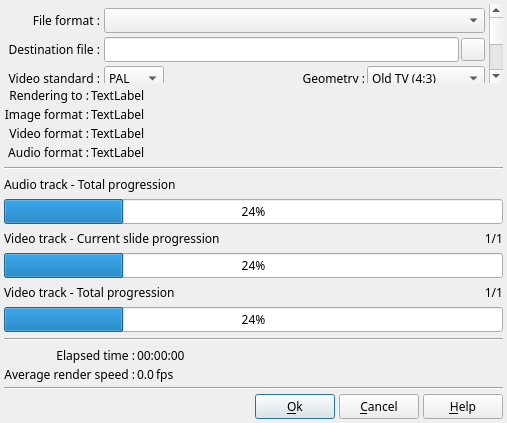
First picture: the form in DlgRenderVideo.ui, repository boenki/ffdiaporama, before the edit.
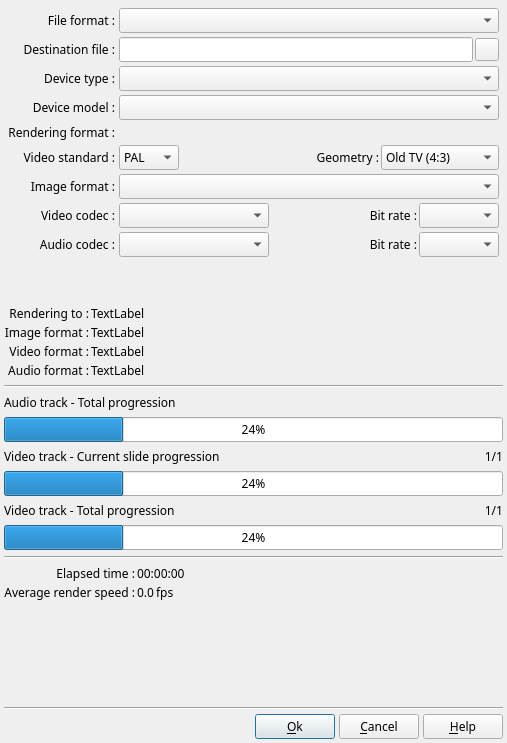
Second picture: the form after the edit. Icons and pictures are not drawn.

```diff
--- a/DlgRenderVideo.ui
+++ b/DlgRenderVideo.ui
@@ -7,7 +7,7 @@
     <x>0</x>
     <y>0</y>
     <width>507</width>
-    <height>423</height>
+    <height>743</height>
    </rect>
   </property>
   <property name="sizePolicy">
@@ -45,8 +45,8 @@
        <rect>
         <x>0</x>
         <y>0</y>
-        <width>483</width>
-        <height>188</height>
+        <width>499</width>
+        <height>309</height>
        </rect>
       </property>
       <layout class="QGridLayout" name="gridLayout_2">
@@ -56,8 +56,8 @@
        <property name="spacing">
         <number>4</number>
        </property>
-       <item row="6" column="0">
-        <widget class="QLabel" name="label_19">
+       <item row="10" column="0">
+        <widget class="QLabel" name="ImageSizeLabel">
          <property name="text">
           <string>Image format :</string>
          </property>
@@ -66,7 +66,7 @@
          </property>
         </widget>
        </item>
-       <item row="3" column="0">
+       <item row="4" column="0">
         <widget class="QLabel" name="label">
          <property name="text">
           <string>Destination file :</string>
@@ -76,7 +76,7 @@
          </property>
         </widget>
        </item>
-       <item row="3" column="1">
+       <item row="4" column="1">
         <layout class="QHBoxLayout" name="horizontalLayout">
          <property name="spacing">
           <number>2</number>
@@ -100,8 +100,8 @@
          </item>
         </layout>
        </item>
-       <item row="4" column="0">
-        <widget class="QLabel" name="label_20">
+       <item row="8" column="0">
+        <widget class="QLabel" name="StandardLabel">
          <property name="text">
           <string>Video standard :</string>
          </property>
@@ -110,7 +110,7 @@
          </property>
         </widget>
        </item>
-       <item row="4" column="1">
+       <item row="8" column="1">
         <layout class="QHBoxLayout" name="horizontalLayout_7">
          <property name="spacing">
           <number>2</number>
@@ -169,7 +169,7 @@
          </item>
         </layout>
        </item>
-       <item row="6" column="1">
+       <item row="10" column="1">
         <layout class="QHBoxLayout" name="horizontalLayout_6">
          <property name="spacing">
           <number>2</number>
@@ -183,7 +183,7 @@
          </item>
         </layout>
        </item>
-       <item row="8" column="1">
+       <item row="12" column="1">
         <layout class="QHBoxLayout" name="horizontalLayout_8">
          <property name="spacing">
           <number>2</number>
@@ -232,7 +232,7 @@
          </item>
         </layout>
        </item>
-       <item row="11" column="1">
+       <item row="15" column="1">
         <layout class="QHBoxLayout" name="horizontalLayout_9">
          <property name="spacing">
           <number>2</number>
@@ -295,8 +295,8 @@
          </property>
         </widget>
        </item>
-       <item row="11" column="0">
-        <widget class="QLabel" name="label_3">
+       <item row="15" column="0">
+        <widget class="QLabel" name="AudioFormatLabel">
          <property name="text">
           <string>Audio codec :</string>
          </property>
@@ -305,8 +305,8 @@
          </property>
         </widget>
        </item>
-       <item row="8" column="0">
-        <widget class="QLabel" name="label_2">
+       <item row="12" column="0">
+        <widget class="QLabel" name="VideoFormatLabel">
          <property name="text">
           <string>Video codec :</string>
          </property>
@@ -315,6 +315,62 @@
          </property>
         </widget>
        </item>
+       <item row="6" column="1">
+        <widget class="QComboBox" name="DeviceModelCB"/>
+       </item>
+       <item row="6" column="0">
+        <widget class="QLabel" name="DeviceModelLabel">
+         <property name="text">
+          <string>Device model :</string>
+         </property>
+         <property name="alignment">
+          <set>Qt::AlignRight|Qt::AlignTrailing|Qt::AlignVCenter</set>
+         </property>
+        </widget>
+       </item>
+       <item row="5" column="0">
+        <widget class="QLabel" name="DeviceTypeLabel">
+         <property name="text">
+          <string>Device type :</string>
+         </property>
+         <property name="alignment">
+          <set>Qt::AlignRight|Qt::AlignTrailing|Qt::AlignVCenter</set>
+         </property>
+        </widget>
+       </item>
+       <item row="5" column="1">
+        <widget class="QComboBox" name="DeviceTypeCB"/>
+       </item>
+       <item row="16" column="1">
+        <spacer name="verticalSpacer_2">
+         <property name="orientation">
+          <enum>Qt::Vertical</enum>
+         </property>
+         <property name="sizeHint" stdset="0">
+          <size>
+           <width>20</width>
+           <height>40</height>
+          </size>
+         </property>
+        </spacer>
+       </item>
+       <item row="7" column="0">
+        <widget class="QLabel" name="RenderFormatLabel">
+         <property name="text">
+          <string>Rendering format :</string>
+         </property>
+         <property name="alignment">
+          <set>Qt::AlignRight|Qt::AlignTop|Qt::AlignTrailing</set>
+         </property>
+        </widget>
+       </item>
+       <item row="7" column="1">
+        <widget class="QLabel" name="RenderFormatText">
+         <property name="text">
+          <string notr="true"/>
+         </property>
+        </widget>
+       </item>
       </layout>
      </widget>
     </widget>
@@ -642,7 +698,7 @@
      </property>
      <property name="sizeHint" stdset="0">
       <size>
-       <width>20</width>
+       <width>0</width>
        <height>0</height>
       </size>
      </property>
```
Left out of the diff: 10 changed lines with no effect on the pictures.
